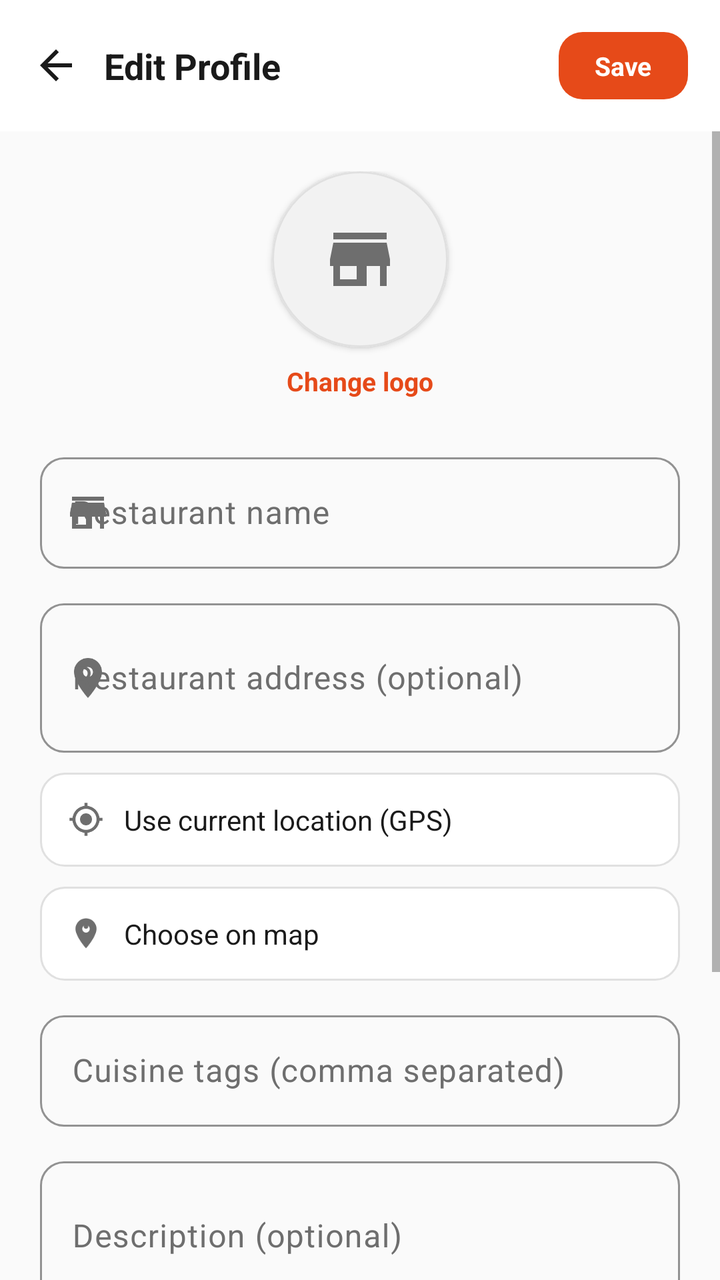
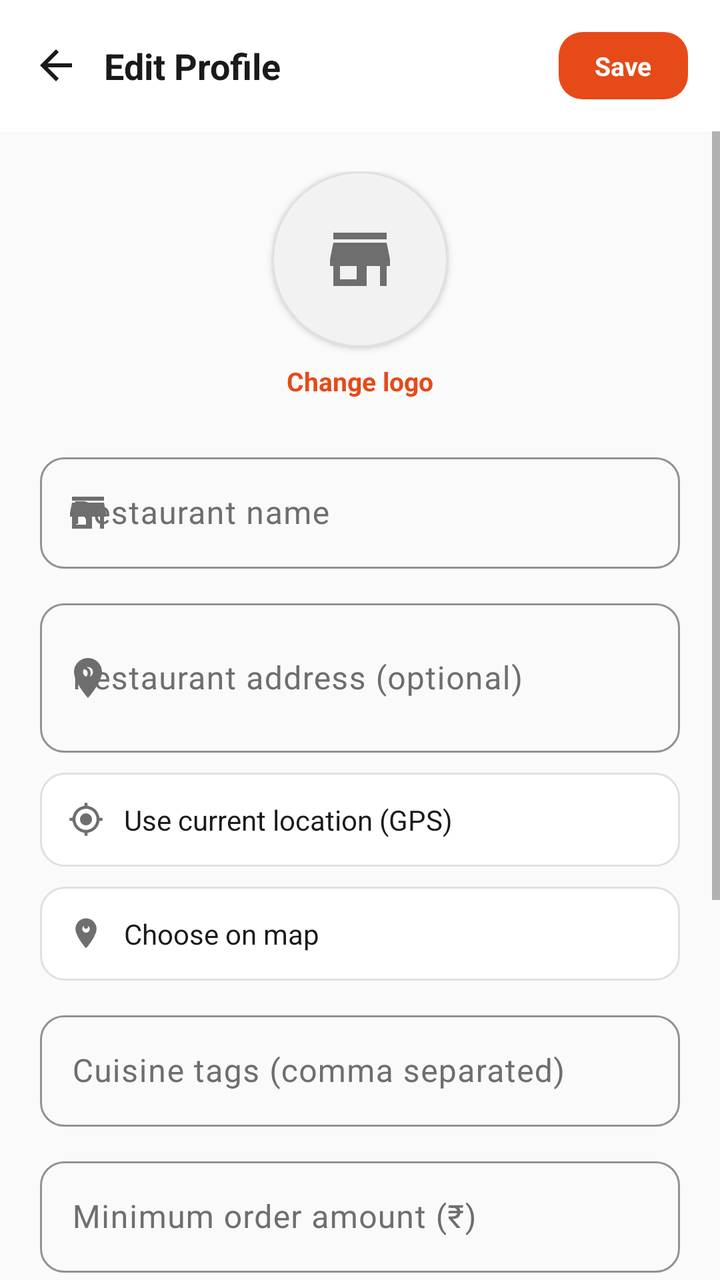

An Android layout rendered at two revisions. The XML below is the earlier revision; the diff shows what the commit changed to produce the second picture.
<!-- AndroidManifest.xml: application theme Theme.AnydropRestaurant -->
<!-- res/layout/activity_edit_profile.xml -->
<?xml version="1.0" encoding="utf-8"?>
<LinearLayout xmlns:android="http://schemas.android.com/apk/res/android"
    xmlns:app="http://schemas.android.com/apk/res-auto"
    android:layout_width="match_parent"
    android:layout_height="match_parent"
    android:orientation="vertical"
    android:background="@color/background">

    <LinearLayout
        android:layout_width="match_parent"
        android:layout_height="wrap_content"
        android:orientation="horizontal"
        android:gravity="center_vertical"
        android:padding="16dp"
        android:background="@color/surface">

        <ImageView
            android:id="@+id/btnBack"
            android:layout_width="24dp"
            android:layout_height="24dp"
            android:src="@drawable/ic_back"
            app:tint="@color/text_primary"
            android:contentDescription="@null"
            android:clickable="true"
            android:focusable="true"
            android:background="?attr/selectableItemBackgroundBorderless" />

        <TextView
            android:layout_width="0dp"
            android:layout_height="wrap_content"
            android:layout_weight="1"
            android:layout_marginStart="12dp"
            android:text="@string/edit_profile_title"
            android:textSize="18sp"
            android:textStyle="bold"
            android:textColor="@color/text_primary" />

        <TextView
            android:id="@+id/btnSaveProfile"
            android:layout_width="wrap_content"
            android:layout_height="wrap_content"
            android:background="@drawable/bg_button_primary"
            android:paddingHorizontal="18dp"
            android:paddingVertical="8dp"
            android:text="@string/btn_save"
            android:textColor="@color/white"
            android:textStyle="bold"
            android:textSize="13sp" />
    </LinearLayout>

    <ScrollView
        android:layout_width="match_parent"
        android:layout_height="0dp"
        android:layout_weight="1">

        <LinearLayout
            android:layout_width="match_parent"
            android:layout_height="wrap_content"
            android:orientation="vertical"
            android:padding="20dp">

            
            <LinearLayout
                android:id="@+id/logoPickerRow"
                android:layout_width="match_parent"
                android:layout_height="wrap_content"
                android:orientation="vertical"
                android:gravity="center"
                android:paddingBottom="8dp"
                android:clickable="true"
                android:focusable="true"
                android:background="?attr/selectableItemBackground">

                <com.google.android.material.card.MaterialCardView
                    android:layout_width="88dp"
                    android:layout_height="88dp"
                    app:cardCornerRadius="44dp"
                    app:cardElevation="2dp"
                    app:cardBackgroundColor="@color/stat_chip_bg"
                    app:strokeColor="@color/outline"
                    app:strokeWidth="1dp">

                    <ImageView
                        android:id="@+id/logoPreview"
                        android:layout_width="match_parent"
                        android:layout_height="match_parent"
                        android:scaleType="centerCrop"
                        android:src="@drawable/ic_store"
                        android:padding="24dp"
                        app:tint="@color/text_secondary"
                        android:contentDescription="@null" />
                </com.google.android.material.card.MaterialCardView>

                <TextView
                    android:layout_width="wrap_content"
                    android:layout_height="wrap_content"
                    android:layout_marginTop="8dp"
                    android:text="@string/btn_change_logo"
                    android:textColor="@color/anydrop_primary"
                    android:textStyle="bold"
                    android:textSize="13sp" />
            </LinearLayout>

            <com.google.android.material.textfield.TextInputLayout
                android:layout_width="match_parent"
                android:layout_height="wrap_content"
                android:layout_marginTop="16dp"
                style="@style/Widget.Material3.TextInputLayout.OutlinedBox"
                app:boxCornerRadiusTopStart="12dp" app:boxCornerRadiusTopEnd="12dp"
                app:boxCornerRadiusBottomStart="12dp" app:boxCornerRadiusBottomEnd="12dp"
                app:boxStrokeColor="@color/anydrop_primary"
                app:startIconDrawable="@drawable/ic_store"
                app:startIconTint="@color/text_secondary">

                <com.google.android.material.textfield.TextInputEditText
                    android:id="@+id/inputName"
                    android:layout_width="match_parent"
                    android:layout_height="wrap_content"
                    android:hint="@string/hint_restaurant_name"
                    android:inputType="textCapWords" />
            </com.google.android.material.textfield.TextInputLayout>

            <com.google.android.material.textfield.TextInputLayout
                android:layout_width="match_parent"
                android:layout_height="wrap_content"
                android:layout_marginTop="12dp"
                style="@style/Widget.Material3.TextInputLayout.OutlinedBox"
                app:boxCornerRadiusTopStart="12dp" app:boxCornerRadiusTopEnd="12dp"
                app:boxCornerRadiusBottomStart="12dp" app:boxCornerRadiusBottomEnd="12dp"
                app:boxStrokeColor="@color/anydrop_primary"
                app:startIconDrawable="@drawable/ic_location"
                app:startIconTint="@color/text_secondary">

                <com.google.android.material.textfield.TextInputEditText
                    android:id="@+id/inputAddress"
                    android:layout_width="match_parent"
                    android:layout_height="wrap_content"
                    android:hint="@string/hint_address"
                    android:inputType="textPostalAddress|textMultiLine"
                    android:minLines="2" />
            </com.google.android.material.textfield.TextInputLayout>

            
            <LinearLayout
                android:id="@+id/rowUseCurrentLocation"
                android:layout_width="match_parent"
                android:layout_height="wrap_content"
                android:layout_marginTop="10dp"
                android:orientation="horizontal"
                android:gravity="center_vertical"
                android:background="@drawable/bg_input_outline"
                android:paddingHorizontal="14dp"
                android:paddingVertical="14dp"
                android:clickable="true"
                android:focusable="true">

                <ImageView
                    android:layout_width="18dp"
                    android:layout_height="18dp"
                    android:src="@drawable/ic_target"
                    app:tint="@color/text_secondary"
                    android:contentDescription="@null" />

                <TextView
                    android:id="@+id/useCurrentLocationRowText"
                    android:layout_width="0dp"
                    android:layout_height="wrap_content"
                    android:layout_weight="1"
                    android:layout_marginStart="10dp"
                    android:text="@string/row_use_current_location"
                    android:textColor="@color/text_primary"
                    android:textSize="14sp" />

            </LinearLayout>

            <LinearLayout
                android:id="@+id/rowSetLocation"
                android:layout_width="match_parent"
                android:layout_height="wrap_content"
                android:layout_marginTop="10dp"
                android:orientation="horizontal"
                android:gravity="center_vertical"
                android:background="@drawable/bg_input_outline"
                android:paddingHorizontal="14dp"
                android:paddingVertical="14dp"
                android:clickable="true"
                android:focusable="true">

                <ImageView
                    android:layout_width="18dp"
                    android:layout_height="18dp"
                    android:src="@drawable/ic_map_center_pin"
                    app:tint="@color/text_secondary"
                    android:contentDescription="@null" />

                <TextView
                    android:id="@+id/locationRowText"
                    android:layout_width="0dp"
                    android:layout_height="wrap_content"
                    android:layout_weight="1"
                    android:layout_marginStart="10dp"
                    android:text="@string/row_choose_on_map"
                    android:textColor="@color/text_primary"
                    android:textSize="14sp" />

            </LinearLayout>

            <com.google.android.material.textfield.TextInputLayout
                android:layout_width="match_parent"
                android:layout_height="wrap_content"
                android:layout_marginTop="12dp"
                style="@style/Widget.Material3.TextInputLayout.OutlinedBox"
                app:boxCornerRadiusTopStart="12dp" app:boxCornerRadiusTopEnd="12dp"
                app:boxCornerRadiusBottomStart="12dp" app:boxCornerRadiusBottomEnd="12dp"
                app:boxStrokeColor="@color/anydrop_primary">

                <com.google.android.material.textfield.TextInputEditText
                    android:id="@+id/inputCuisineTags"
                    android:layout_width="match_parent"
                    android:layout_height="wrap_content"
                    android:hint="@string/hint_cuisine_tags"
                    android:inputType="text" />
            </com.google.android.material.textfield.TextInputLayout>

            <com.google.android.material.textfield.TextInputLayout
                android:layout_width="match_parent"
                android:layout_height="wrap_content"
                android:layout_marginTop="12dp"
                style="@style/Widget.Material3.TextInputLayout.OutlinedBox"
                app:boxCornerRadiusTopStart="12dp" app:boxCornerRadiusTopEnd="12dp"
                app:boxCornerRadiusBottomStart="12dp" app:boxCornerRadiusBottomEnd="12dp"
                app:boxStrokeColor="@color/anydrop_primary">

                <com.google.android.material.textfield.TextInputEditText
                    android:id="@+id/inputDescription"
                    android:layout_width="match_parent"
                    android:layout_height="wrap_content"
                    android:hint="@string/hint_profile_description"
                    android:inputType="textMultiLine|textCapSentences"
                    android:minLines="2" />
            </com.google.android.material.textfield.TextInputLayout>

            <View
                android:layout_width="match_parent"
                android:layout_height="1dp"
                android:layout_marginVertical="20dp"
                android:background="@color/outline" />

            <TextView
                android:layout_width="wrap_content"
                android:layout_height="wrap_content"
                android:text="@string/label_hours"
                android:textColor="@color/text_secondary"
                android:textSize="12sp"
                android:textStyle="bold"
                android:letterSpacing="0.05"
                android:layout_marginBottom="10dp" />

            
            <LinearLayout
                android:layout_width="match_parent"
                android:layout_height="wrap_content"
                android:orientation="horizontal">

                <LinearLayout
                    android:id="@+id/rowOpeningTime"
                    android:layout_width="0dp"
                    android:layout_height="wrap_content"
                    android:layout_weight="1"
                    android:layout_marginEnd="8dp"
                    android:orientation="horizontal"
                    android:gravity="center_vertical"
                    android:background="@drawable/bg_input_outline"
                    android:paddingHorizontal="14dp"
                    android:paddingVertical="14dp"
                    android:clickable="true"
                    android:focusable="true">

                    <ImageView
                        android:layout_width="18dp"
                        android:layout_height="18dp"
                        android:src="@drawable/ic_clock"
                        app:tint="@color/text_secondary"
                        android:contentDescription="@null" />

                    <LinearLayout
                        android:layout_width="0dp"
                        android:layout_height="wrap_content"
                        android:layout_weight="1"
                        android:layout_marginStart="10dp"
                        android:orientation="vertical">

                        <TextView
                            android:layout_width="wrap_content"
                            android:layout_height="wrap_content"
                            android:text="@string/label_opening_time"
                            android:textColor="@color/text_secondary"
                            android:textSize="11sp" />

                        <TextView
                            android:id="@+id/openingTimeText"
                            android:layout_width="wrap_content"
                            android:layout_height="wrap_content"
                            android:textColor="@color/text_primary"
                            android:textStyle="bold"
                            android:textSize="14sp" />
                    </LinearLayout>
                </LinearLayout>

                <LinearLayout
                    android:id="@+id/rowClosingTime"
                    android:layout_width="0dp"
                    android:layout_height="wrap_content"
                    android:layout_weight="1"
                    android:layout_marginStart="8dp"
                    android:orientation="horizontal"
                    android:gravity="center_vertical"
                    android:background="@drawable/bg_input_outline"
                    android:paddingHorizontal="14dp"
                    android:paddingVertical="14dp"
                    android:clickable="true"
                    android:focusable="true">

                    <ImageView
                        android:layout_width="18dp"
                        android:layout_height="18dp"
                        android:src="@drawable/ic_clock"
                        app:tint="@color/text_secondary"
                        android:contentDescription="@null" />

                    <LinearLayout
                        android:layout_width="0dp"
                        android:layout_height="wrap_content"
                        android:layout_weight="1"
                        android:layout_marginStart="10dp"
                        android:orientation="vertical">

                        <TextView
                            android:layout_width="wrap_content"
                            android:layout_height="wrap_content"
                            android:text="@string/label_closing_time"
                            android:textColor="@color/text_secondary"
                            android:textSize="11sp" />

                        <TextView
                            android:id="@+id/closingTimeText"
                            android:layout_width="wrap_content"
                            android:layout_height="wrap_content"
                            android:textColor="@color/text_primary"
                            android:textStyle="bold"
                            android:textSize="14sp" />
                    </LinearLayout>
                </LinearLayout>
            </LinearLayout>

            <TextView
                android:layout_width="wrap_content"
                android:layout_height="wrap_content"
                android:layout_marginTop="20dp"
                android:text="@string/label_working_days"
                android:textColor="@color/text_secondary"
                android:textSize="12sp"
                android:textStyle="bold"
                android:letterSpacing="0.05"
                android:layout_marginBottom="10dp" />

            <com.google.android.material.chip.ChipGroup
                android:id="@+id/workingDaysChipGroup"
                android:layout_width="match_parent"
                android:layout_height="wrap_content"
                app:singleSelection="false" />

        </LinearLayout>
    </ScrollView>

</LinearLayout>
<!-- resources referenced by this layout -->
<resources>
  <color name="anydrop_primary">#E64A19</color>
  <color name="background">#FAFAFA</color>
  <color name="outline">#E0E0E0</color>
  <color name="stat_chip_bg">#F2F2F2</color>
  <color name="surface">#FFFFFF</color>
  <color name="text_primary">#1A1A1A</color>
  <color name="text_secondary">#6E6E6E</color>
  <color name="white">#FFFFFF</color>
  <!-- drawable bg_button_primary (drawable) -->
  <shape xmlns:android="http://schemas.android.com/apk/res/android">
      <solid android:color="?attr/colorPrimary" />
      <corners android:radius="12dp" />
  </shape>
  <!-- drawable bg_input_outline (drawable) -->
  <?xml version="1.0" encoding="utf-8"?>
  <shape xmlns:android="http://schemas.android.com/apk/res/android">
      <solid android:color="@color/surface" />
      <corners android:radius="12dp" />
      <stroke android:width="1dp" android:color="@color/outline" />
  </shape>
  <!-- drawable ic_back (drawable) -->
  <vector xmlns:android="http://schemas.android.com/apk/res/android"
      android:width="24dp"
      android:height="24dp"
      android:viewportWidth="24"
      android:viewportHeight="24"
      android:tint="?attr/colorControlNormal">
      <path
          android:fillColor="#FF000000"
          android:pathData="M20,11L7.83,11l5.59,-5.59L12,4l-8,8 8,8 1.41,-1.41L7.83,13L20,13z"/>
  </vector>
  <string name="btn_change_logo">Change logo</string>
  <string name="btn_save">Save</string>
  <string name="edit_profile_title">Edit Profile</string>
  <string name="hint_address">Restaurant address (optional)</string>
  <string name="hint_cuisine_tags">Cuisine tags (comma separated)</string>
  <string name="hint_profile_description">Description (optional)</string>
  <string name="hint_restaurant_name">Restaurant name</string>
  <string name="label_closing_time">Closing time</string>
  <string name="label_hours">Hours</string>
  <string name="label_opening_time">Opening time</string>
  <string name="label_working_days">Working days</string>
  <string name="row_choose_on_map">Choose on map</string>
  <string name="row_use_current_location">Use current location (GPS)</string>
  <color name="anydrop_secondary">#2E7D32</color>
  <color name="anydrop_primary_dark">#B23C14</color>
  <color name="anydrop_primary_container">#FFE0D3</color>
  <style name="Widget.AnydropRestaurant.CalendarStyle" parent="Widget.Material3.MaterialCalendar">
          <item name="android:windowFullscreen">false</item>
      </style>
  <style name="Widget.AnydropRestaurant.Switch" parent="Widget.MaterialComponents.CompoundButton.Switch">
          <item name="track">@drawable/switch_track_pill</item>
          <item name="android:thumb">@drawable/switch_thumb_pill</item>
          <item name="trackTint">@null</item>
          <item name="thumbTint">@null</item>
          <item name="showText">false</item>
      </style>
  <style name="ShapeAppearance.AnydropRestaurant.Dialog" parent="ShapeAppearance.Material3.MediumComponent">
          <item name="cornerSize">16dp</item>
      </style>
  <style name="TextAppearance.AnydropRestaurant.DialogTitle" parent="MaterialAlertDialog.Material3.Title.Text">
          <item name="android:textColor">@color/text_primary</item>
          <item name="android:textStyle">bold</item>
      </style>
  <style name="Widget.AnydropRestaurant.Dialog.Button" parent="Widget.Material3.Button.TextButton.Dialog">
          <item name="android:textColor">@color/anydrop_primary</item>
      </style>
  <!-- drawable switch_thumb_pill (drawable) -->
  <?xml version="1.0" encoding="utf-8"?>
  <shape xmlns:android="http://schemas.android.com/apk/res/android"
      android:shape="oval">
      <solid android:color="@color/switch_thumb_color" />
      <size
          android:width="16dp"
          android:height="16dp" />
  </shape>
  <color name="switch_track_off">#D6D6D6</color>
  <color name="switch_thumb_color">#1A1A1A</color>
  <!-- unchanged entries left out for length: 10 -->
</resources>

<!-- the commit's change to res/layout/activity_edit_profile.xml (unified diff, before → after) -->
@@ -222,6 +222,24 @@
                     android:inputType="text" />
             </com.google.android.material.textfield.TextInputLayout>
 
+            
+            <com.google.android.material.textfield.TextInputLayout
+                android:layout_width="match_parent"
+                android:layout_height="wrap_content"
+                android:layout_marginTop="12dp"
+                style="@style/Widget.Material3.TextInputLayout.OutlinedBox"
+                app:boxCornerRadiusTopStart="12dp" app:boxCornerRadiusTopEnd="12dp"
+                app:boxCornerRadiusBottomStart="12dp" app:boxCornerRadiusBottomEnd="12dp"
+                app:boxStrokeColor="@color/anydrop_primary">
+
+                <com.google.android.material.textfield.TextInputEditText
+                    android:id="@+id/inputMinOrderAmount"
+                    android:layout_width="match_parent"
+                    android:layout_height="wrap_content"
+                    android:hint="@string/hint_min_order_amount"
+                    android:inputType="numberDecimal" />
+            </com.google.android.material.textfield.TextInputLayout>
+
             <com.google.android.material.textfield.TextInputLayout
                 android:layout_width="match_parent"
                 android:layout_height="wrap_content"
<!-- resource entries referenced after the edit -->
@@ -36,6 +36,7 @@
   <string name="edit_profile_title">Edit Profile</string>
   <string name="hint_address">Restaurant address (optional)</string>
   <string name="hint_cuisine_tags">Cuisine tags (comma separated)</string>
+  <string name="hint_min_order_amount">Minimum order amount (₹)</string>
   <string name="hint_profile_description">Description (optional)</string>
   <string name="hint_restaurant_name">Restaurant name</string>
   <string name="label_closing_time">Closing time</string>
